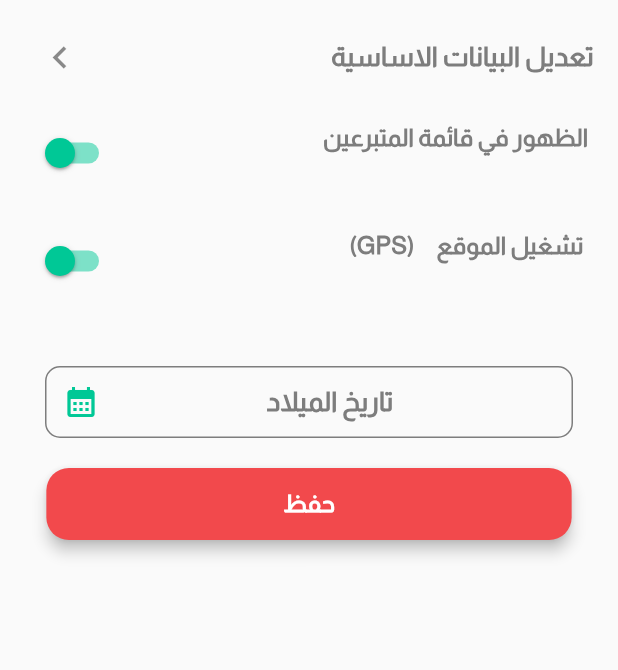
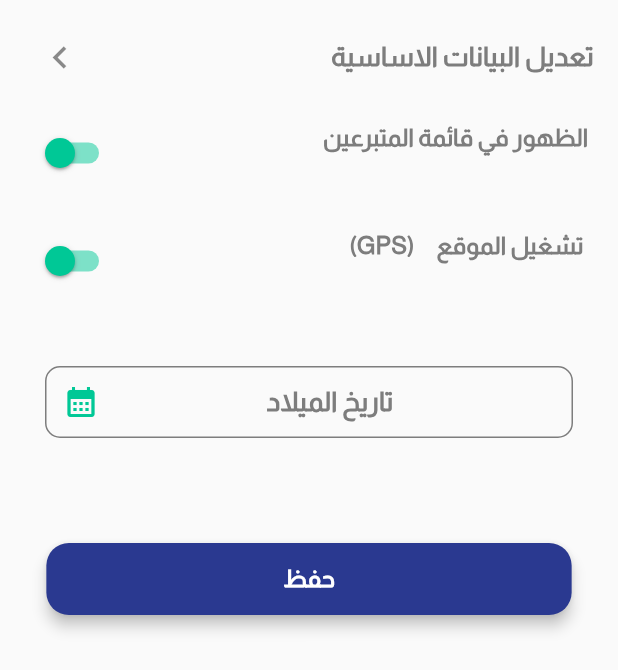
Before and after one commit to Ezzalarab/nabdh_alyaman, a Flutter app: the ProfileBody widget shown alone on an empty page, opened directly with empty values, on a phone screen of 412 x 824 dp. Shown: the top 670 px of the screen. Run offline on Flutter 3.47's test engine with Material 2 defaults, Android fonts, the phone set to English and light mode, and no system bars; our stand-ins replace animated_splash_screen, animated_text_kit, awesome_dialog, bloc, carousel_slider, cloud_firestore and 28 more; accounts and stored records are empty; project files that could hold a hidden picture were left out.

Commit message:
fixing settings date picker and styles

```diff
--- a/lib/core/utils.dart
+++ b/lib/core/utils.dart
@@ -59,4 +59,10 @@ class Utils {
     // Return the formatted date string
     return formattedDate;
   }
+
+  static String formatDateTime(DateTime dateTime) =>
+      "${dateTime.year}/${dateTime.month < 10 ? "0${dateTime.month}" : "${dateTime.month}"}/${dateTime.day < 10 ? "0${dateTime.day}" : "${dateTime.day}"} ${dateTime.hour < 13 ? "${dateTime.hour}" : "${(dateTime.hour - 12) < 10 ? "0${dateTime.hour - 12}" : dateTime.hour - 12}"}:${dateTime.minute < 10 ? "${dateTime.minute}" : "${dateTime.minute}"}:${dateTime.second < 10 ? "0${dateTime.second}" : "${dateTime.second}"} ${dateTime.hour < 13 ? "ص" : "م"}";
+
+  static String formatOnlyDate(DateTime dateTime) =>
+      "${dateTime.year}-${dateTime.month < 10 ? "0${dateTime.month}" : dateTime.month}-${dateTime.day < 10 ? "0${dateTime.day}" : dateTime.day}";
 }
--- a/lib/domain/entities/notfication_data.dart
+++ b/lib/domain/entities/notfication_data.dart
@@ -22,8 +22,8 @@ class SendNotificationData {
   factory SendNotificationData.fromMap(Map<String, dynamic> map) {
     return SendNotificationData(
       listToken: List<String>.from((map['listToken'] as List<String>)),
-      title: map['title'] as String,
-      body: map['body'] as String,
+      title: map['title']?.toString() ?? "",
+      body: map['body']?.toString() ?? "",
     );
   }
 
--- a/lib/presentation/cubit/search_cubit/search_cubit.dart
+++ b/lib/presentation/cubit/search_cubit/search_cubit.dart
@@ -89,7 +89,7 @@ class SearchCubit extends Cubit<SearchState> {
                     .toList()
                     .length
                     .toString(),
-                token: await FirebaseMessaging.instance.getToken() ?? "",
+                token: FirebaseMessaging.instance.getToken().toString(),
                 userType: await Hive.box(dataBoxName).get('user') ?? "0",
               ).toMap(),
             )
--- a/lib/presentation/cubit/signin_cubit/signin_cubit.dart
+++ b/lib/presentation/cubit/signin_cubit/signin_cubit.dart
@@ -201,6 +201,6 @@ class SignInCubit extends Cubit<SignInState> {
   }
 
   Future<String> getToken() async {
-    return await FirebaseMessaging.instance.getToken() ?? "";
+    return FirebaseMessaging.instance.getToken().toString();
   }
 }
--- a/lib/presentation/cubit/signup_cubit/signup_cubit.dart
+++ b/lib/presentation/cubit/signup_cubit/signup_cubit.dart
@@ -217,7 +217,8 @@ class SignUpCubit extends Cubit<SignUpState> {
     try {
       donor.token = await getToken();
       await saveDonorDataUC(
-              donor: donor, uid: _currentUserCredential.user?.uid ?? "")
+              donor: donor,
+              uid: _currentUserCredential.user?.uid.toString() ?? "")
           .then((value) {
         value.fold(
             (failure) =>
@@ -252,7 +253,7 @@ class SignUpCubit extends Cubit<SignUpState> {
   }
 
   Future<String> getToken() async {
-    return await FirebaseMessaging.instance.getToken() ?? "";
+    return FirebaseMessaging.instance.getToken().toString();
   }
 
   String _getFailureMessage(Failure failur) {
--- a/lib/presentation/pages/home_page.dart
+++ b/lib/presentation/pages/home_page.dart
@@ -294,7 +294,7 @@ class _HomePageState extends State<HomePage> {
   }
 
   Future<String> token() async {
-    return await FirebaseMessaging.instance.getToken() ?? "";
+    return FirebaseMessaging.instance.getToken().toString();
   }
 
   Future<bool> pushNotificationsGroupDevice({
--- a/lib/presentation/pages/sign_in_page.dart
+++ b/lib/presentation/pages/sign_in_page.dart
@@ -38,7 +38,7 @@ class _SignInPageState extends State<SignInPage> {
   String? smsCode;
 
   String? emailOrPhoneValidator(value) {
-    String strValue = value ?? "";
+    String strValue = value?.toString() ?? "";
     bool isPhone = (strValue.isValidPhone || strValue.isValidPhoneWithKeyCode);
     if (value != null && (EmailValidator.validate(value) || isPhone)) {
       return null;
--- a/lib/presentation/widgets/forms/my_checkbox_form_field.dart
+++ b/lib/presentation/widgets/forms/my_checkbox_form_field.dart
@@ -22,7 +22,7 @@ class MyCheckboxFormField extends FormField<bool> {
               subtitle: state.hasError
                   ? Builder(
                       builder: (BuildContext context) => Text(
-                        state.errorText ?? "",
+                        state.errorText?.toString() ?? "",
                         style: TextStyle(color: Theme.of(context).errorColor),
                       ),
                     )
--- a/lib/presentation/widgets/setting/profile_body.dart
+++ b/lib/presentation/widgets/setting/profile_body.dart
@@ -9,15 +9,16 @@ import '../../resources/style.dart';
 import '../forms/my_button.dart';
 import '../forms/my_switchlist_tile.dart';
 import '../forms/my_text_form_field.dart';
+import '../../../dependency_injection.dart' as di;
 import 'package:flutter/material.dart';
 import 'package:flutter_bloc/flutter_bloc.dart';
 
 class ProfileBody extends StatefulWidget {
-  ProfileBody({
+  const ProfileBody({
     Key? key,
     required this.donor,
   }) : super(key: key);
-  Donor? donor;
+  final Donor? donor;
   @override
   State<ProfileBody> createState() => _ProfileBodyState();
 }
@@ -26,8 +27,10 @@ class _ProfileBodyState extends State<ProfileBody> {
   DateTime? newDate;
   String? selectedGender;
   ProfileLocalData? profileLocalData;
+
   Future<String> showDateTimePicker(context) async {
-    final DateTime initDateTime = DateTime.now();
+    final DateTime initDateTime =
+        DateTime.tryParse(profileLocalData!.date ?? "") ?? DateTime.now();
     newDate = await showDatePicker(
       context: context,
       initialDate: initDateTime,
@@ -35,23 +38,14 @@ class _ProfileBodyState extends State<ProfileBody> {
       lastDate: initDateTime,
     ).then((value) => newDate = value);
     if (newDate == null) return AppStrings.profileNullValue;
-    // final pickedDateTime = DateTime(
-    //   newDate.year,
-    //   newDate.month,
-    //   newDate.day,
-    // );
-    // setDateTime(pickedDateTime);
-    // setDateController(formatOnlyDate(pickedDateTime));
-    return newDate.toString();
+    return Utils.formatOnlyDate(newDate!);
   }
 
   @override
   void initState() {
-    // TODO: implement initState
     super.initState();
     if (widget.donor == null) {}
     fillProfileLocalData();
-    // BlocProvider.of<ProfileCubit>(context).getDataToProfilePage();
   }
 
   fillProfileLocalData() {
@@ -69,7 +63,7 @@ class _ProfileBodyState extends State<ProfileBody> {
       const SizedBox(
         height: 10,
       ),
-      EditBasicData(),
+      const EditBasicData(),
       valueListenableBuilder(widget.donor!),
     ]));
   }
@@ -123,7 +117,10 @@ class _ProfileBodyState extends State<ProfileBody> {
             children: [
               MyTextFormField(
                 hint: AppStrings.profileDataBrithday,
-                hintStyle: Theme.of(context).textTheme.bodyText1!,
+                initialValue: (profileLocalData?.date == "")
+                    ? null
+                    : profileLocalData?.date,
+                hintStyle: Theme.of(context).textTheme.bodyLarge!,
                 suffixIcon: true,
                 blurrBorderColor: ColorManager.grey,
                 focusBorderColor: eSecondColor,
@@ -143,9 +140,10 @@ class _ProfileBodyState extends State<ProfileBody> {
             ],
           ),
         ),
+        const SizedBox(height: 50),
         MyButton(
           title: AppStrings.profileButtonSave,
-            color: Theme.of(context).primaryColor,
+          color: ColorManager.secondary,
           titleStyle: Theme.of(context).textTheme.titleLarge,
           minWidth: MediaQuery.of(context).size.width * 0.85,
           onPressed: (() {
@@ -159,14 +157,16 @@ class _ProfileBodyState extends State<ProfileBody> {
                 color: ColorManager.success,
               );
             }
-            }))
+          }),
+        ),
+        const SizedBox(height: 50),
       ],
     );
   }
 }
 
 class EditBasicData extends StatelessWidget {
-  EditBasicData({
+  const EditBasicData({
     Key? key,
   }) : super(key: key);
 
@@ -187,7 +187,6 @@ class EditBasicData extends StatelessWidget {
       onTap: () {
         // di.initProfile();
         BlocProvider.of<ProfileCubit>(context).getDataToProfilePage();
-
         Navigator.of(context).push(MaterialPageRoute<void>(
             builder: (BuildContext context) => EditMainDataPage()));
       },
@@ -206,8 +205,8 @@ class ProfileLocalData {
   String? state;
   String? neighborhood;
 
-  ProfileLocalData(
-      {this.name,
+  ProfileLocalData({
+    this.name,
     this.bloodType,
     this.district,
     this.neighborhood,
@@ -215,5 +214,6 @@ class ProfileLocalData {
     this.isShown,
     this.date,
     this.isGpsOn,
-      this.isShownPhone});
+    this.isShownPhone,
+  });
 }
```
Also changed, not shown: lib/domain/entities/get_notfication.dart (+5 -5 lines), lib/domain/entities/search_log.dart (+7 -7 lines), lib/presentation/pages/edit_main_data_page.dart (+32 -59 lines), lib/presentation/pages/setting_page.dart (+38 -61 lines), lib/presentation/pages/update_loc&show_notfication.dart (+9 -11 lines), lib/data/models/donor_hive_data.g.dart. Lines whose indentation alone changed are shown as unchanged.
